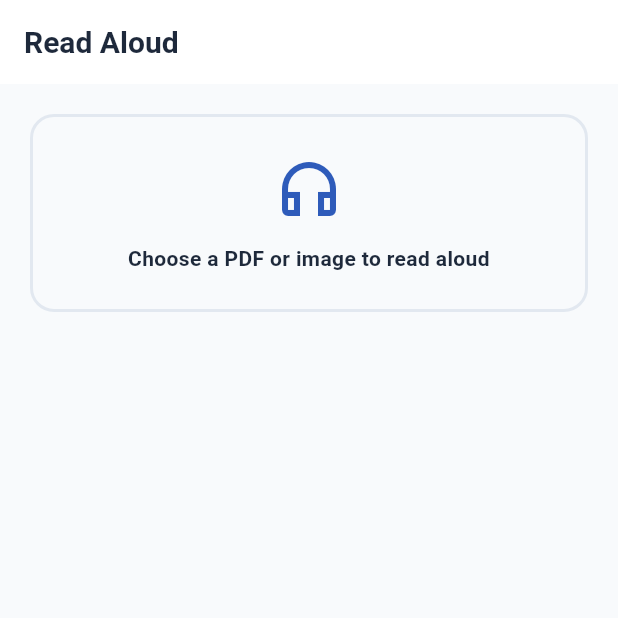
After one commit to hamahasan441-png/Ai-pdf, a Flutter app: the ReadAloudScreen screen opened by its route, on a phone screen of 412 x 824 dp, the top half of it. The commit adds this screen. Run offline on Flutter 3.47's test engine with Material 3 defaults, Android fonts, the phone set to English and light mode, and no system bars; our stand-ins replace dio, file_picker, flutter_riverpod, flutter_secure_storage, flutter_tts, go_router and 5 more; missing offline and left inert: google_mlkit_text_recognition, pdfx; accounts and stored records are empty; generated files the repository leaves out were written again.

Commit message:
feat: Read Aloud (offline TTS) + My Profile insert in editor
- Read Aloud tool: extracts text (OCR for images / pdfToText for PDFs) and
  speaks it with the system TTS engine (flutter_tts). Play/Stop + speed slider,
  text preview. Fully offline. New /tools/read-aloud route + Tools-hub card.
- Editor 'My Profile' Fill & Sign action: pick a saved profile value
  (name/address/ID/...) and drop it as a movable text box; prompts to set up
  the profile if empty.
- 12 new ARB keys (en/es/ar), 301 message keys, parity + JSON verified

```diff
--- a/frontend/lib/core/config/router.dart
+++ b/frontend/lib/core/config/router.dart
@@ -17,6 +17,7 @@ import '../../features/tools/presentation/extract_pages_screen.dart';
 import '../../features/tools/presentation/pdf_to_text_screen.dart';
 import '../../features/tools/presentation/stamp_image_screen.dart';
 import '../../features/tools/presentation/delete_pages_screen.dart';
+import '../../features/tools/presentation/read_aloud_screen.dart';
 import '../../features/recent/presentation/recent_files_screen.dart';
 import '../../features/ai/presentation/ai_chat_screen.dart';
 import '../../features/settings/presentation/ai_settings_screen.dart';
@@ -51,6 +52,7 @@ final routerProvider = Provider<GoRouter>((ref) {
       GoRoute(path: '/tools/pdf-to-text', builder: (_, __) => const PdfToTextScreen()),
       GoRoute(path: '/tools/stamp-image', builder: (_, __) => const StampImageScreen()),
       GoRoute(path: '/tools/delete-pages', builder: (_, __) => const DeletePagesScreen()),
+      GoRoute(path: '/tools/read-aloud', builder: (_, __) => const ReadAloudScreen()),
 
       // Recent files (created / edited / saved on device)
       GoRoute(path: '/recent', builder: (_, __) => const RecentFilesScreen()),
--- /dev/null
+++ b/frontend/lib/features/tools/presentation/read_aloud_screen.dart
@@ -0,0 +1,187 @@
+import 'dart:io';
+
+import 'package:file_picker/file_picker.dart';
+import 'package:flutter/material.dart';
+import 'package:flutter_gen/gen_l10n/app_localizations.dart';
+import 'package:flutter_tts/flutter_tts.dart';
+
+import '../../../core/services/ocr_service.dart';
+import '../services/offline_pdf_service.dart';
+
+/// Read Aloud — extract a document's text (on-device OCR) and speak it with the
+/// system TTS engine. Fully offline; no extra permissions.
+class ReadAloudScreen extends StatefulWidget {
+  const ReadAloudScreen({super.key});
+  @override
+  State<ReadAloudScreen> createState() => _ReadAloudScreenState();
+}
+
+class _ReadAloudScreenState extends State<ReadAloudScreen> {
+  final FlutterTts _tts = FlutterTts();
+  String? _fileName;
+  String? _text;
+  bool _busy = false;
+  bool _playing = false;
+  double _rate = 0.5;
+
+  @override
+  void initState() {
+    super.initState();
+    _tts.setCompletionHandler(() {
+      if (mounted) setState(() => _playing = false);
+    });
+    _tts.setCancelHandler(() {
+      if (mounted) setState(() => _playing = false);
+    });
+    _tts.setErrorHandler((_) {
+      if (mounted) setState(() => _playing = false);
+    });
+  }
+
+  @override
+  void dispose() {
+    _tts.stop();
+    super.dispose();
+  }
+
+  Future<void> _pick() async {
+    final result = await FilePicker.platform.pickFiles(
+      type: FileType.custom,
+      allowedExtensions: ['pdf', 'jpg', 'jpeg', 'png'],
+    );
+    if (result == null || result.files.isEmpty) return;
+    final path = result.files.first.path;
+    if (path == null) return;
+    final l10n = AppLocalizations.of(context)!;
+
+    await _tts.stop();
+    setState(() {
+      _busy = true;
+      _playing = false;
+      _text = null;
+      _fileName = result.files.first.name;
+    });
+    try {
+      String text;
+      if (path.toLowerCase().endsWith('.pdf')) {
+        final outPath = await OfflinePdfService.instance.pdfToText(path);
+        text = await File(outPath).readAsString();
+      } else {
+        final ocr = OcrService();
+        try {
+          text = await ocr.recognizeText(path);
+        } finally {
+          await ocr.dispose();
+        }
+      }
+      text = text.trim();
+      setState(() => _text = text.isEmpty ? null : text);
+      if (text.isEmpty && mounted) {
+        ScaffoldMessenger.of(context)
+            .showSnackBar(SnackBar(content: Text(l10n.nothingToRead)));
+      }
+    } catch (e) {
+      if (mounted) {
+        ScaffoldMessenger.of(context)
+            .showSnackBar(SnackBar(content: Text(l10n.operationFailed(e.toString()))));
+      }
+    } finally {
+      if (mounted) setState(() => _busy = false);
+    }
+  }
+
+  Future<void> _toggle() async {
+    if (_text == null) return;
+    if (_playing) {
+      await _tts.stop();
+      if (mounted) setState(() => _playing = false);
+    } else {
+      await _tts.setSpeechRate(_rate);
+      setState(() => _playing = true);
+      await _tts.speak(_text!);
+    }
+  }
+
+  @override
+  Widget build(BuildContext context) {
+    final cs = Theme.of(context).colorScheme;
+    final l10n = AppLocalizations.of(context)!;
+    return Scaffold(
+      appBar: AppBar(title: Text(l10n.readAloud)),
+      body: Padding(
+        padding: const EdgeInsets.all(20),
+        child: Column(
+          crossAxisAlignment: CrossAxisAlignment.stretch,
+          children: [
+            InkWell(
+              onTap: _busy ? null : _pick,
+              borderRadius: BorderRadius.circular(16),
+              child: Container(
+                padding: const EdgeInsets.all(24),
+                decoration: BoxDecoration(
+                  border: Border.all(color: _text != null ? cs.primary : cs.outlineVariant, width: 2),
+                  borderRadius: BorderRadius.circular(16),
+                ),
+                child: Column(children: [
+                  Icon(_fileName == null ? Icons.headphones_outlined : Icons.description,
+                      size: 48, color: cs.primary),
+                  const SizedBox(height: 12),
+                  Text(
+                    _fileName ?? l10n.chooseFileToRead,
+                    textAlign: TextAlign.center,
+                    maxLines: 2,
+                    overflow: TextOverflow.ellipsis,
+                    style: const TextStyle(fontWeight: FontWeight.w600),
+                  ),
+                ]),
+              ),
+            ),
+            const SizedBox(height: 20),
+            if (_busy)
+              Row(mainAxisAlignment: MainAxisAlignment.center, children: [
+                const SizedBox(width: 18, height: 18, child: CircularProgressIndicator(strokeWidth: 2)),
+                const SizedBox(width: 12),
+                Text(l10n.extractingText),
+              ]),
+            if (_text != null) ...[
+              Row(children: [
+                Icon(Icons.speed, size: 18, color: cs.onSurfaceVariant),
+                const SizedBox(width: 6),
+                Text(l10n.speed, style: TextStyle(color: cs.onSurfaceVariant)),
+                Expanded(
+                  child: Slider(
+                    value: _rate,
+                    min: 0.2,
+                    max: 1.0,
+                    onChanged: (v) => setState(() => _rate = v),
+                  ),
+                ),
+              ]),
+              const SizedBox(height: 8),
+              Expanded(
+                child: Container(
+                  width: double.infinity,
+                  padding: const EdgeInsets.all(12),
+                  decoration: BoxDecoration(
+                    color: cs.surfaceContainerHighest,
+                    borderRadius: BorderRadius.circular(12),
+                  ),
+                  child: SingleChildScrollView(
+                    child: Text(_text!, style: const TextStyle(fontSize: 13, height: 1.5)),
+                  ),
+                ),
+              ),
+              const SizedBox(height: 16),
+              FilledButton.icon(
+                onPressed: _toggle,
+                icon: Icon(_playing ? Icons.stop : Icons.play_arrow),
+                label: Text(_playing ? l10n.stop : l10n.play),
+              ),
+            ] else if (!_busy)
+              const Spacer(),
+          ],
+        ),
+      ),
+    );
+  }
+}
--- a/frontend/lib/l10n/app_en.arb
+++ b/frontend/lib/l10n/app_en.arb
@@ -318,5 +318,15 @@
   "markCheckbox": "Checkbox",
   "signatureDate": "Signature Date",
   "smartFill": "Smart Fill",
-  "scanning": "Scanning…"
+  "scanning": "Scanning…",
+  "myProfile": "My Profile",
+  "noProfileData": "No profile info saved yet",
+  "readAloud": "Read Aloud",
+  "readAloudDesc": "Listen to any document",
+  "chooseFileToRead": "Choose a PDF or image to read aloud",
+  "nothingToRead": "No text found to read",
+  "play": "Play",
+  "pause": "Pause",
+  "stop": "Stop",
+  "speed": "Speed"
 }
--- a/frontend/pubspec.yaml
+++ b/frontend/pubspec.yaml
@@ -58,6 +58,10 @@ dependencies:
   # Flutter/AGP toolchain.
   google_mlkit_text_recognition: '>=0.13.0 <1.0.0'
 
+  # On-device text-to-speech for the Read Aloud reading tool (uses the system
+  # TTS engine; no network, no extra permissions).
+  flutter_tts: ^4.2.0
+
 dev_dependencies:
   flutter_test:
     sdk: flutter
```
Also changed, not shown: frontend/lib/features/tools/presentation/pick_edit_screen.dart (+63 -0 lines), frontend/lib/features/tools/presentation/tools_screen.dart (+8 -0 lines), frontend/lib/l10n/app_ar.arb (+11 -1 lines), frontend/lib/l10n/app_es.arb (+11 -1 lines).
